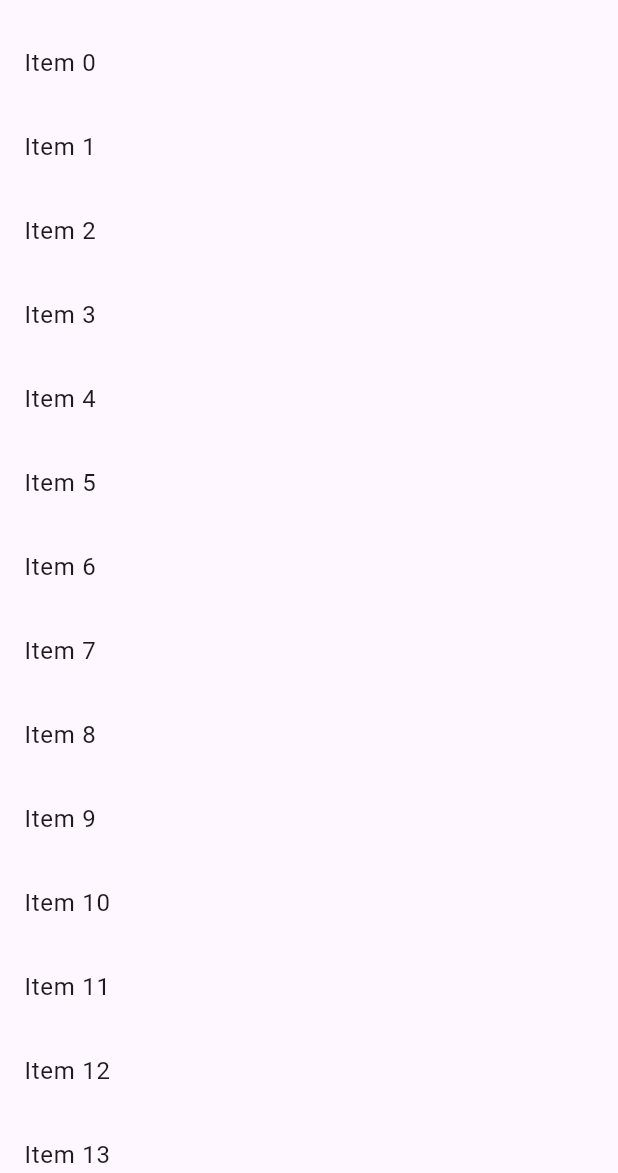
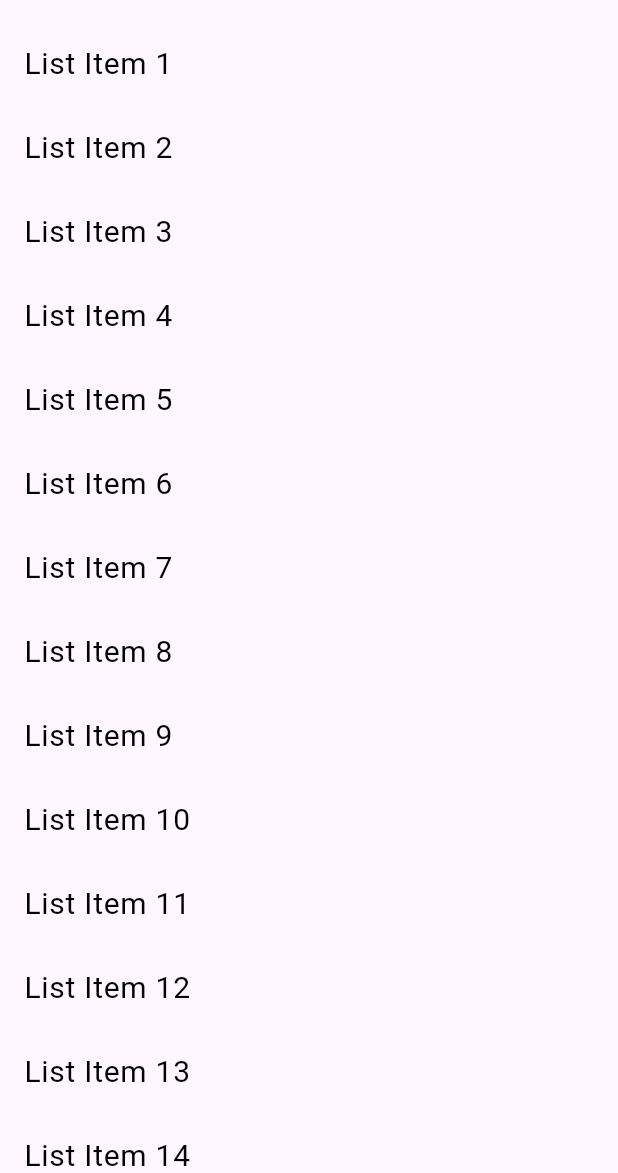
Before and after one commit to rinkalbaldaniya186/resume, a Flutter app: the Scroll_HomePage screen opened directly, on a phone screen of 412 x 824 dp, the part 63-1236 px from its top. Run offline on Flutter 3.47's test engine with Material 3 defaults, Android fonts, the phone set to English and light mode, and no system bars; our stand-ins replace pdf, shared_preferences, smooth_page_indicator, sqflite; accounts and stored records are empty.

Commit message:
infinity scroll 9/09/2024

```diff
--- a/lib/inifinityScroll/practiceMain.dart
+++ b/lib/inifinityScroll/practiceMain.dart
@@ -21,18 +21,24 @@ class Scroll_HomePage extends StatefulWidget {
 
 class _Scroll_HomePageState extends State<Scroll_HomePage> {
 
-  ScrollController _scrollController = ScrollController();
-  final _list = List.generate(20, (index) => index);
+  final _scrollController = ScrollController();
+  final _list = List.generate(20, (index) => 'Item ${index + 1}');
   int _currentPage = 1;
 
   @override
   void initState() {
     super.initState();
-    _scrollController.addListener(loadMore);
+    _scrollController.addListener(_loadMore);
   }
 
-  void loadMore() {
-    if(_scrollController.position.pixels == _scrollController.position.maxScrollExtent){
+  @override
+  void dispose() {
+    _scrollController.dispose();
+    super.dispose();
+  }
+
+  void _loadMore() {
+    if (_scrollController.position.pixels == _scrollController.position.maxScrollExtent) {
       setState(() {
         _currentPage++;
         _list.addAll(List.generate(20, (index) => 'Item ${index + 1 + _currentPage * 20}'));
@@ -47,11 +53,20 @@ class _Scroll_HomePageState extends State<Scroll_HomePage> {
         title: Text('Material App Bar'),
       ),
       body: ListView.builder(
-        controller: ScrollController(),
+        controller: _scrollController,
         itemCount: _list.length,
-        itemBuilder: (context, index) {
+        itemBuilder: (BuildContext context, int index) {
         return ListTile(
-          title: Text('Item ${_list[index]}'),
+          title: Text('List ${_list[index]}', style: TextStyle(color: Colors.black, fontSize: 20),),
+          // subtitle: Container(
+          //   height: 50,
+          //   width: double.infinity,
+          //   decoration: BoxDecoration(
+          //     image: DecorationImage(
+          //       image: NetworkImage('https://png.pngitem.com/pimgs/s/612-6125667_blue-background-png-free-background-blue-background-hd.png'),
+          //     )
+          //   ),
+          // ),
         );
        },
       ),
```
